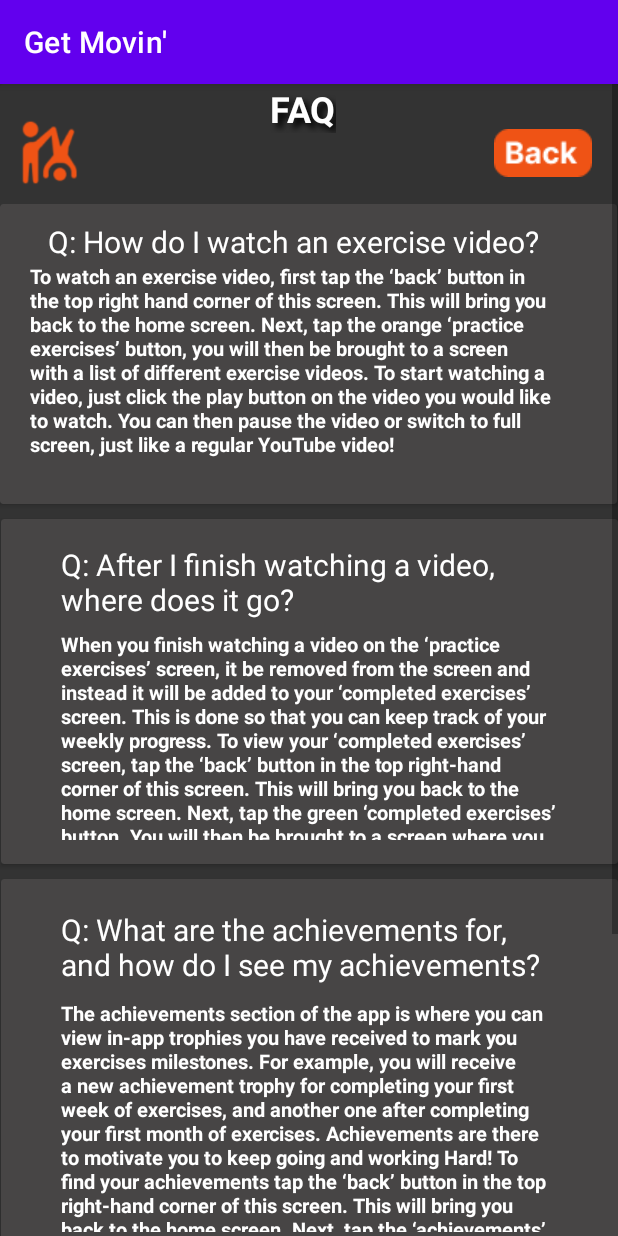
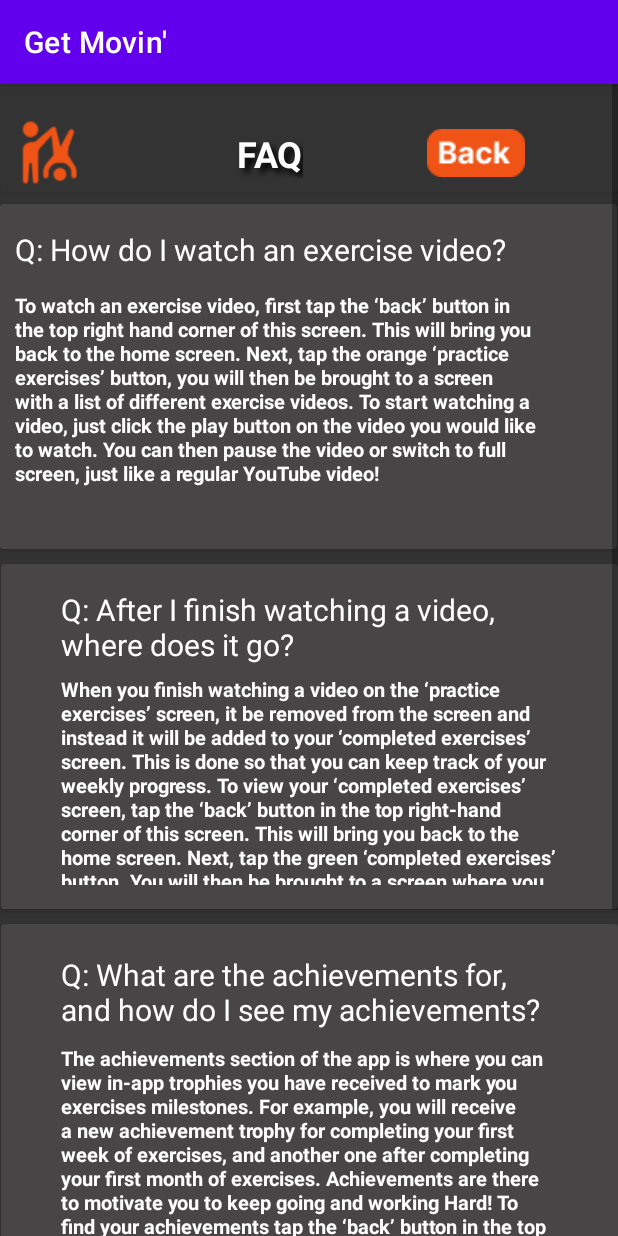
Before and after one commit to maeliosakyne/FYP, an Android app: the HelpActivity screen opened directly, with no data from a screen before it, on a phone screen of 412 x 824 dp. Run offline under Robolectric (Android 15) with nearby library versions, the phone set to English and light mode, and no system bars.

Commit message:
more comments added, UI/UX fixed on help screen

```diff
--- a/app/src/main/java/com/example/getmovin/AchievementsActivity.java
+++ b/app/src/main/java/com/example/getmovin/AchievementsActivity.java
@@ -58,7 +58,7 @@ public class AchievementsActivity extends AppCompatActivity {
           View item = inflater.inflate(R.layout.row_achivement_lyt, null);
           ImageView imageView = item.findViewById(R.id.trophy_icon);
           TextView textView= item.findViewById(R.id.leve_txt);
-          textView.setText("You Completed Your First Week Of Exercises! Good Job!");
+          textView.setText("You Completed Your First Week Of Exercises!");
           imageView.setImageDrawable(ResourcesCompat.getDrawable(getResources(),R.drawable.trophy2,getTheme()));
           parentPanel.addView(item);
         }
--- a/app/src/main/java/com/example/getmovin/CompletedExercises.java
+++ b/app/src/main/java/com/example/getmovin/CompletedExercises.java
@@ -22,6 +22,7 @@ import java.util.Arrays;
 import java.util.List;
 
 public class CompletedExercises extends AppCompatActivity {
+  //Initializing widgets
    SharedPreferences sharedpreferences;
    ImageButton back_btn;
    int position = 0;
@@ -33,12 +34,15 @@ public class CompletedExercises extends AppCompatActivity {
           LayoutInflater inflater = getLayoutInflater();
           LinearLayoutCompat parentPanel = findViewById(R.id.row_linear_layout);
           back_btn = findViewById(R.id.backButton4);
+          //Back button listener
           back_btn.setOnClickListener(new View.OnClickListener() {
             @Override
             public void onClick(View view) {
               finish();
             }
+            //Finish the activity of back button click
           });
+
           parentPanel.removeAllViews();
           parentPanel.setOrientation(LinearLayoutCompat.VERTICAL);
           sharedpreferences = getSharedPreferences(MyPREFERENCES, Context.MODE_PRIVATE);
--- a/app/src/main/res/layout/help_activity.xml
+++ b/app/src/main/res/layout/help_activity.xml
@@ -31,7 +31,7 @@
                         android:id="@+id/backButton4"
                         android:layout_width="84dp"
                         android:layout_height="52dp"
-                        android:layout_marginStart="320dp"
+                        android:layout_marginStart="275dp"
                         android:layout_marginTop="20dp"
                         android:layout_marginBottom="10dp"
                         android:background="@null"
@@ -51,7 +51,7 @@
                         android:id="@+id/pageTitle4"
                         android:layout_width="wrap_content"
                         android:layout_height="wrap_content"
-                        android:layout_marginStart="180dp"
+                        android:layout_marginTop="30dp"
                         android:shadowColor="#000000"
                         android:shadowDx="5"
                         android:shadowDy="5"
@@ -60,8 +60,9 @@
                         android:textColor="#FFFFFF"
                         android:textSize="24sp"
                         android:textStyle="bold"
+                        app:layout_constraintEnd_toEndOf="@+id/backButton4"
                         app:layout_constraintStart_toStartOf="parent"
-                        tools:layout_editor_absoluteY="30dp" />
+                        app:layout_constraintTop_toTopOf="parent" />
 
                     <ImageView
                         android:id="@+id/subPageLogo4"
@@ -78,7 +79,7 @@
             <androidx.cardview.widget.CardView
                 android:id="@+id/cardView1"
                 android:layout_width="411dp"
-                android:layout_height="200dp"
+                android:layout_height="230dp"
                 android:layout_marginTop="80dp"
                 app:cardBackgroundColor="#474545"
                 app:layout_constraintTop_toTopOf="parent"
@@ -90,10 +91,10 @@
                     android:layout_height="match_parent">
 
                     <TextView
-                        android:id="@+id/videoTitle"
-                        android:layout_width="wrap_content"
-                        android:layout_height="wrap_content"
-                        android:layout_marginStart="20dp"
+                        android:id="@+id/videoTitle4"
+                        android:layout_width="0dp"
+                        android:layout_height="100dp"
+                        android:layout_marginStart="10dp"
                         android:layout_marginTop="20dp"
                         android:layout_marginEnd="40dp"
                         android:layout_marginBottom="170dp"
@@ -102,24 +103,28 @@
                         android:textSize="20sp"
                         app:layout_constraintBottom_toBottomOf="parent"
                         app:layout_constraintEnd_toEndOf="parent"
+                        app:layout_constraintHorizontal_bias="1.0"
                         app:layout_constraintStart_toStartOf="parent"
-                        app:layout_constraintTop_toTopOf="parent" />
+                        app:layout_constraintTop_toTopOf="parent"
+                        app:layout_constraintVertical_bias="0.066" />
 
                     <TextView
-                        android:id="@+id/videoDescription"
+                        android:id="@+id/videoDescription4"
                         android:layout_width="match_parent"
-                        android:layout_height="155dp"
-                        android:layout_marginStart="20dp"
-                        android:layout_marginEnd="40dp"
+                        android:layout_height="140dp"
+                        android:layout_marginStart="10dp"
+                        android:layout_marginTop="20dp"
+                        android:layout_marginEnd="50dp"
                         android:text="To watch an exercise video, first tap the ‘back’ button in the top right hand corner of this screen. This will bring you back to the home screen. Next, tap the orange ‘practice exercises’ button, you will then be brought to a screen with a list of different exercise videos. To start watching a video, just click the play button on the video you would like to watch. You can then pause the video or switch to full screen, just like a regular YouTube video!"
                         android:textColor="#FFFFFF"
                         android:textSize="13.5sp"
                         android:textStyle="bold"
+                        app:layout_constraintBottom_toBottomOf="parent"
                         app:layout_constraintEnd_toEndOf="parent"
                         app:layout_constraintHorizontal_bias="0.0"
                         app:layout_constraintStart_toStartOf="parent"
-                        app:layout_constraintTop_toBottomOf="@+id/videoTitle" />
-
+                        app:layout_constraintTop_toTopOf="parent"
+                        app:layout_constraintVertical_bias="0.542" />
                 </androidx.constraintlayout.widget.ConstraintLayout>
 
             </androidx.cardview.widget.CardView>
```
